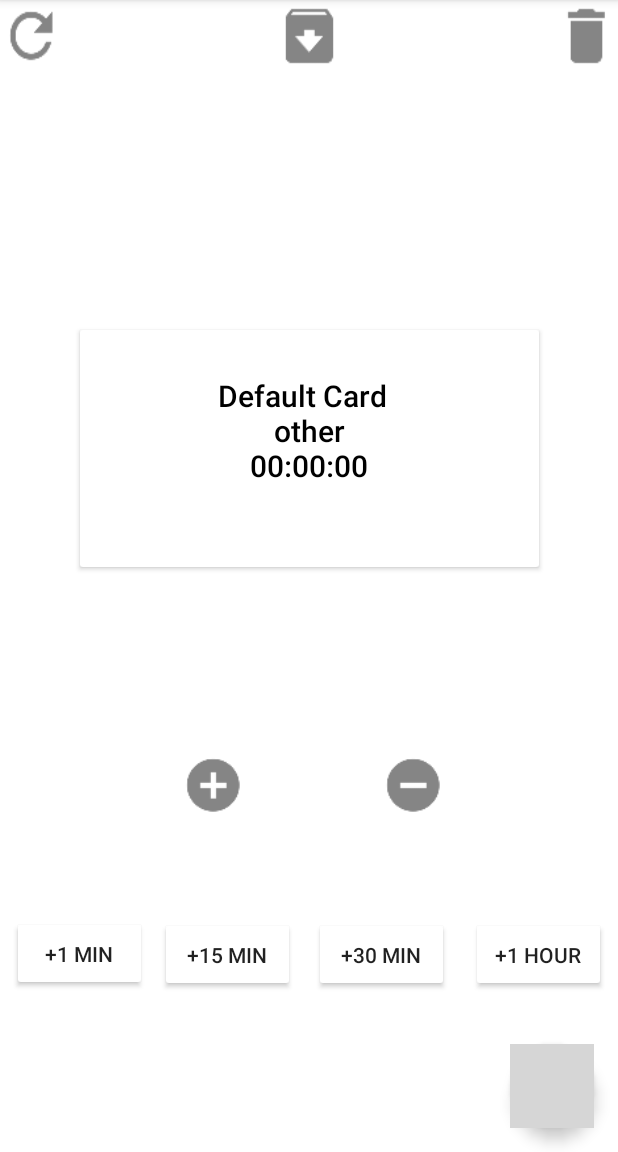
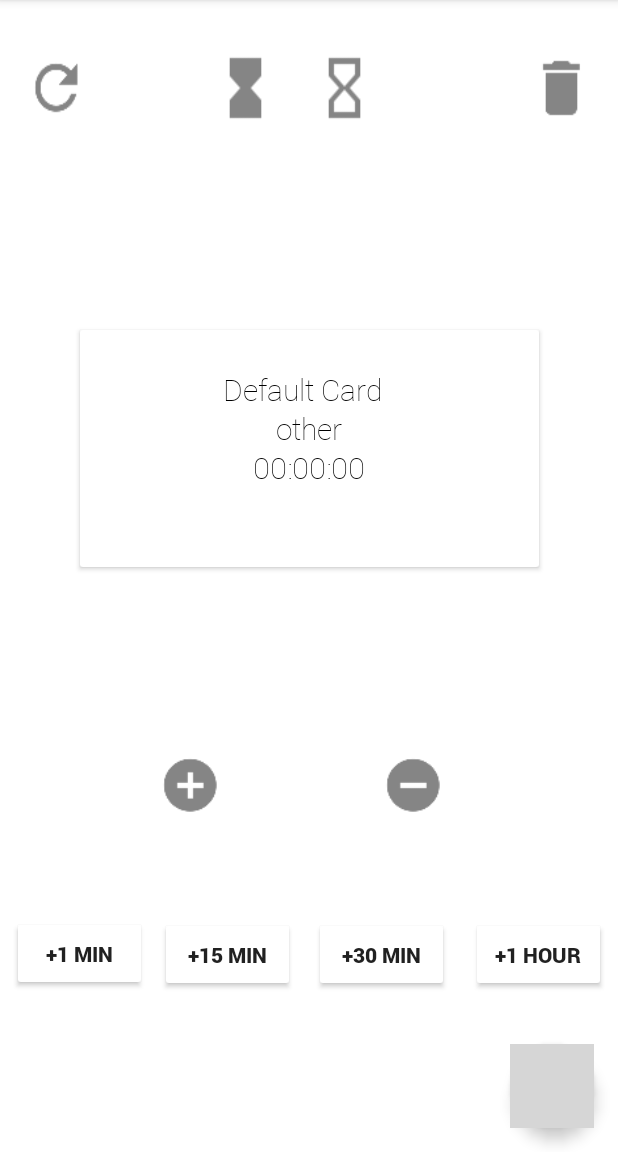
Before and after one commit to EthanJWright/PunchCard, an Android app: the screen it shows after launch (MainActivity), on a phone screen of 412 x 824 dp, the part 84-1236 px from its top. Run offline under Robolectric (Android 15) with nearby library versions, the phone set to English and light mode, and no system bars; grey boxes are pictures that could not be loaded.

Commit message:
Added fonts, added ability to modify goals dynamically

```diff
--- a/JavaPunchCard/app/src/main/java/com/example/ethanwright/javapunchcard/MainActivity.java
+++ b/JavaPunchCard/app/src/main/java/com/example/ethanwright/javapunchcard/MainActivity.java
@@ -3,6 +3,7 @@ package com.example.ethanwright.javapunchcard;
 import android.content.SharedPreferences;
 import android.content.res.ColorStateList;
 import android.graphics.Color;
+import android.graphics.Typeface;
 import android.os.Build;
 import android.os.Bundle;
 import android.support.annotation.RequiresApi;
@@ -40,13 +41,13 @@ public class MainActivity extends AppCompatActivity
     @RequiresApi(api = Build.VERSION_CODES.LOLLIPOP)
 
     final public CardView punchCardInterface = new CardView();
-//    final TextView goalText = (TextView) findViewById(R.id.goal_text);
     public Button but;
-
 
 
     @RequiresApi(api = Build.VERSION_CODES.LOLLIPOP)
     private void updateUI() {
+        Typeface roboto = Typeface.createFromAsset(getAssets(), "fonts/Roboto-Thin.ttf");
+        but.setTypeface(roboto);
         // color the button correctly
         int color = Colors.light_color;
         // If not active
@@ -80,13 +81,15 @@ public class MainActivity extends AppCompatActivity
         String extra;
         if(punchCardInterface.current.getCard().getGoal() != 0){
             extra = punchCardInterface.getGoalPercent(punchCardInterface.getCurrent().getCard());
-            extra = "Accomplished: " + extra + "%";
+            String substr = extra.substring(0,extra.indexOf("."));
+            extra = "Accomplished: " + substr + "%" + "\n Total Goal: " + ftime.getTime(punchCardInterface.getCurrent().getCard().getGoal());
         }
         else{
             extra = "";
         }
 
         but.setText(name + "  " + category + "\n" + result + "\n" + extra);
+
 
 
     }
@@ -121,33 +124,12 @@ public class MainActivity extends AppCompatActivity
         }
     }
 
-     public void archivePrompt(final PunchCard card) {
-        if (punchCardInterface.model.getAllCards().size() == 1) {
-            new AlertDialog.Builder(this)
-                    .setTitle("Last Card")
-                    .setMessage("You must have one card")
-                    .setNegativeButton(android.R.string.cancel, null)
-                    .create()
-                    .show();
-        } else {
-            new AlertDialog.Builder(this)
-                    .setTitle("Confirm Archive Card")
-                    .setMessage("Are you sure you want to archive this card?")
-                    .setNegativeButton(android.R.string.cancel, null) // dismisses by default
-                    .setPositiveButton(android.R.string.ok, new DialogInterface.OnClickListener() {
-                        @RequiresApi(api = Build.VERSION_CODES.LOLLIPOP)
-                        @Override
-                        public void onClick(DialogInterface dialog, int which) {
-                            // do the acknowledged action, beware, this is run on UI thread
-                            punchCardInterface.model.archive(card);
-                            punchCardInterface.getCurrent().setCurrentCard(punchCardInterface.model.getAllCards().get(0), punchCardInterface.model);
-                            updateUI();
-                        }
-                    })
-                    .create()
-                    .show();
-            //here
-            //here
+     public void addHourGoal() {
+         punchCardInterface.getCurrent().getCard().setGoal(punchCardInterface.getCurrent().getCard().getGoal() + 3600000);
+    }
+    public void removeHourGoal(){
+        if(punchCardInterface.getCurrent().getCard().getGoal() > 0) {
+            punchCardInterface.getCurrent().getCard().setGoal(punchCardInterface.getCurrent().getCard().getGoal() - 3600000);
         }
     }
 
@@ -260,7 +242,9 @@ public void punchInOut(){
         startInterfaceTimer();
 
 
+        Typeface roboto = Typeface.createFromAsset(getAssets(), "fonts/Roboto.ttf");
         final Button addMin = (Button) findViewById(R.id.add_one);
+        addMin.setTypeface(roboto);
          addMin.setOnClickListener(new OnClickListener() {
             @Override
             public void onClick(View v) {
@@ -271,6 +255,7 @@ public void punchInOut(){
         });
 
         final Button addFifteen = (Button) findViewById(R.id.add_fifteen);
+        addFifteen.setTypeface(roboto);
          addFifteen.setOnClickListener(new OnClickListener() {
             @Override
             public void onClick(View v) {
@@ -281,6 +266,7 @@ public void punchInOut(){
         });
 
         final Button addThirty = (Button) findViewById(R.id.add_thirty);
+        addThirty.setTypeface(roboto);
          addThirty.setOnClickListener(new OnClickListener() {
             @Override
             public void onClick(View v) {
@@ -291,6 +277,7 @@ public void punchInOut(){
         });
 
         final Button addHour = (Button) findViewById(R.id.add_hour);
+        addHour.setTypeface(roboto);
          addHour.setOnClickListener(new OnClickListener() {
             @Override
             public void onClick(View v) {
@@ -346,13 +333,21 @@ public void punchInOut(){
             }
         });
 
-        final Button archiveButton = (Button) findViewById(R.id.archive_button);
-        archiveButton.setOnClickListener(new OnClickListener() {
+        final Button addHourGoalButton = (Button) findViewById(R.id.add_hour_goal);
+        addHourGoalButton.setOnClickListener(new OnClickListener() {
             @Override
             public void onClick(View v) {
-                final PunchCard archive_card = punchCardInterface.getCurrent().getCard();
-                archivePrompt(archive_card);
+                addHourGoal();
+                updateUI();
+            }
+        });
 
+        final Button removeHourGoalButton = (Button) findViewById(R.id.remove_hour_goal);
+        removeHourGoalButton.setOnClickListener(new OnClickListener() {
+            @Override
+            public void onClick(View v) {
+                removeHourGoal();
+                updateUI();
             }
         });
 
--- a/JavaPunchCard/app/src/main/res/layout/app_bar_main.xml
+++ b/JavaPunchCard/app/src/main/res/layout/app_bar_main.xml
@@ -40,32 +40,6 @@
         app:layout_anchor="@+id/include"
         app:layout_anchorGravity="center_vertical|center_horizontal" />
 
-    <Button
-        android:id="@+id/delete_button"
-        android:layout_width="42dp"
-        android:layout_height="wrap_content"
-        android:layout_gravity="bottom|center_horizontal"
-        android:background="@drawable/ic_delete"
-        app:layout_anchor="@+id/include"
-        app:layout_anchorGravity="top|right" />
-
-    <Button
-        android:id="@+id/archive_button"
-        android:layout_width="42dp"
-        android:layout_height="wrap_content"
-        android:layout_gravity="bottom|center_horizontal"
-        android:background="@drawable/ic_archive"
-        app:layout_anchor="@+id/include"
-        app:layout_anchorGravity="top|center_horizontal" />
-
-    <Button
-        android:id="@+id/clear_all"
-        android:layout_width="42dp"
-        android:layout_height="wrap_content"
-        android:layout_gravity="bottom|right"
-        android:background="@drawable/ic_refresh"
-        app:layout_anchor="@+id/include"
-        app:layout_anchorGravity="top|left" />
 
 
 
@@ -79,6 +53,81 @@
     <android.support.constraint.ConstraintLayout
         android:layout_width="match_parent"
         android:layout_height="match_parent">
+
+    <Button
+        android:id="@+id/delete_button"
+        android:layout_width="42dp"
+        android:layout_height="wrap_content"
+        android:layout_gravity="bottom|center_horizontal"
+        android:background="@drawable/ic_delete"
+        app:layout_anchorGravity="top|right"
+        android:layout_marginLeft="8dp"
+        app:layout_constraintLeft_toLeftOf="parent"
+        app:layout_constraintTop_toTopOf="parent"
+        android:layout_marginTop="8dp"
+        android:layout_marginRight="8dp"
+        app:layout_constraintRight_toRightOf="parent"
+        app:layout_constraintBottom_toBottomOf="parent"
+        android:layout_marginBottom="8dp"
+        app:layout_constraintHorizontal_bias="0.975"
+        app:layout_constraintVertical_bias="0.109" />
+
+
+
+    <Button
+        android:id="@+id/clear_all"
+        android:layout_width="42dp"
+        android:layout_height="wrap_content"
+        android:layout_gravity="bottom|right"
+        android:background="@drawable/ic_refresh"
+        app:layout_anchorGravity="top|left"
+        app:layout_constraintBottom_toBottomOf="parent"
+        android:layout_marginBottom="8dp"
+        app:layout_constraintTop_toTopOf="parent"
+        android:layout_marginTop="8dp"
+        android:layout_marginLeft="8dp"
+        app:layout_constraintLeft_toLeftOf="parent"
+        android:layout_marginRight="8dp"
+        app:layout_constraintRight_toRightOf="parent"
+        app:layout_constraintHorizontal_bias="0.024"
+        app:layout_constraintVertical_bias="0.109" />
+
+
+    <Button
+        android:id="@+id/add_hour_goal"
+        android:layout_width="42dp"
+        android:layout_height="wrap_content"
+        android:layout_gravity="bottom|center_horizontal"
+        android:background="@drawable/ic_add_goal_hour"
+        app:layout_anchorGravity="top|center_horizontal"
+        app:layout_constraintTop_toTopOf="parent"
+        android:layout_marginTop="8dp"
+        app:layout_constraintBottom_toBottomOf="parent"
+        android:layout_marginBottom="8dp"
+        android:layout_marginLeft="8dp"
+        app:layout_constraintLeft_toLeftOf="parent"
+        android:layout_marginRight="8dp"
+        app:layout_constraintRight_toRightOf="parent"
+        app:layout_constraintHorizontal_bias="0.38"
+        app:layout_constraintVertical_bias="0.109" />
+
+    <Button
+        android:id="@+id/remove_hour_goal"
+        android:layout_width="42dp"
+        android:layout_height="wrap_content"
+        android:layout_gravity="bottom|center_horizontal"
+        android:background="@drawable/ic_remove_goal_hour"
+        app:layout_anchorGravity="bottom|center_horizontal"
+        app:layout_constraintTop_toTopOf="parent"
+        android:layout_marginTop="8dp"
+        app:layout_constraintBottom_toBottomOf="parent"
+        android:layout_marginBottom="8dp"
+        android:layout_marginRight="8dp"
+        app:layout_constraintRight_toRightOf="parent"
+        android:layout_marginLeft="8dp"
+        app:layout_constraintLeft_toLeftOf="parent"
+        app:layout_constraintHorizontal_bias="0.567"
+        app:layout_constraintVertical_bias="0.109" />
 
         <Button style="@style/Widget.AppCompat.Button"
         android:id="@+id/add_hour"
@@ -171,7 +220,7 @@
             app:layout_constraintLeft_toLeftOf="parent"
             android:layout_marginRight="8dp"
             app:layout_constraintRight_toRightOf="parent"
-            app:layout_constraintHorizontal_bias="0.321"
+            app:layout_constraintHorizontal_bias="0.276"
             app:layout_constraintVertical_bias="0.719" />
 
         <Button
```
Also changed, not shown: JavaPunchCard/app/src/main/java/com/example/ethanwright/javapunchcard/CardAdapter.java (+6 -1 lines), JavaPunchCard/app/src/main/java/com/example/ethanwright/javapunchcard/CategoryAdapter.java (+7 -1 lines), JavaPunchCard/app/src/main/assets/fonts/Roboto-Thin.ttf (added), JavaPunchCard/app/src/main/assets/fonts/Roboto.ttf (added), JavaPunchCard/app/src/main/res/drawable-hdpi/ic_add_goal.png (added), JavaPunchCard/app/src/main/res/drawable-hdpi/ic_add_goal_hour.png (added), JavaPunchCard/app/src/main/res/drawable-hdpi/ic_remove_goal_hour.png (added), JavaPunchCard/app/src/main/res/drawable-mdpi/ic_add_goal.png (added), JavaPunchCard/app/src/main/res/drawable-mdpi/ic_add_goal_hour.png (added), JavaPunchCard/app/src/main/res/drawable-mdpi/ic_remove_goal_hour.png (added), JavaPunchCard/app/src/main/res/drawable-xhdpi/ic_add_goal.png (added), JavaPunchCard/app/src/main/res/drawable-xhdpi/ic_add_goal_hour.png (added), JavaPunchCard/app/src/main/res/drawable-xhdpi/ic_remove_goal_hour.png (added), JavaPunchCard/app/src/main/res/drawable-xxhdpi/ic_add_goal.png (added), 2 more files.
